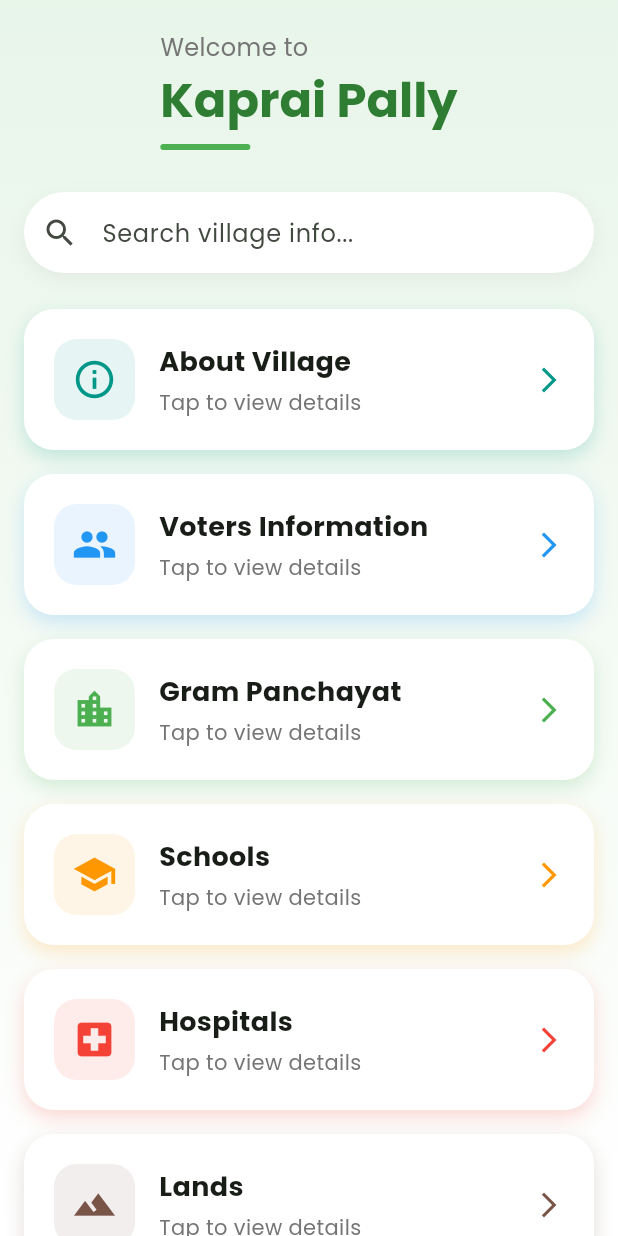
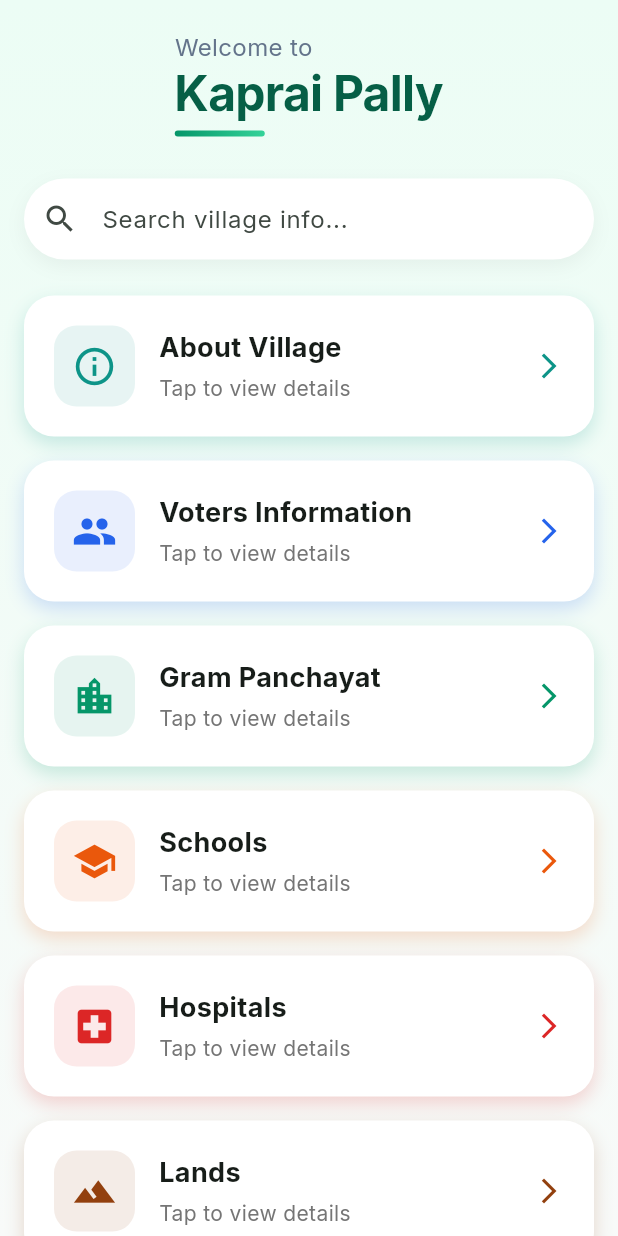
Before and after one commit to maheshbanda2005-netizen/villageapp, a Flutter app: the screen it shows after launch, on a phone screen of 412 x 824 dp. Run offline on Flutter 3.47's test engine with Material 3 defaults, Android fonts, the phone set to English and light mode, and no system bars; drawn by our look-alikes of animated_text_kit, flutter_animate; our stand-ins replace carousel_slider, google_fonts.

Commit message:
Modern redesign: Inter font, refreshed palette, faster animations, web loading splash
Co-Authored-By: Devin AI <158243242+devin-ai-integration[bot]@users.noreply.github.com>

```diff
--- a/lib/main.dart
+++ b/lib/main.dart
@@ -11,14 +11,31 @@ class MyApp extends StatelessWidget {
 
   @override
   Widget build(BuildContext context) {
+    const seedColor = Color(0xFF059669);
+    final colorScheme = ColorScheme.fromSeed(seedColor: seedColor);
+    final baseTheme = ThemeData(useMaterial3: true, colorScheme: colorScheme);
+
     return MaterialApp(
       title: 'Village Information System',
       debugShowCheckedModeBanner: false,
-      theme: ThemeData(
-        primarySwatch: Colors.green,
-        fontFamily: GoogleFonts.poppins().fontFamily,
-        useMaterial3: true,
-        colorScheme: ColorScheme.fromSeed(seedColor: Colors.green),
+      theme: baseTheme.copyWith(
+        textTheme: GoogleFonts.interTextTheme(baseTheme.textTheme),
+        scaffoldBackgroundColor: const Color(0xFFF8FAF9),
+        appBarTheme: AppBarTheme(
+          centerTitle: false,
+          elevation: 0,
+          titleTextStyle: GoogleFonts.inter(
+            fontSize: 20,
+            fontWeight: FontWeight.w600,
+            color: Colors.white,
+          ),
+        ),
+        cardTheme: CardThemeData(
+          elevation: 2,
+          surfaceTintColor: Colors.white,
+          shape: RoundedRectangleBorder(borderRadius: BorderRadius.circular(20)),
+        ),
+        snackBarTheme: const SnackBarThemeData(behavior: SnackBarBehavior.floating),
       ),
       home: const HomeScreen(),
     );
--- a/lib/screens/home_screen.dart
+++ b/lib/screens/home_screen.dart
@@ -1,3 +1,5 @@
+import 'dart:math' as math;
+
 import 'package:flutter/material.dart';
 import 'package:flutter_animate/flutter_animate.dart';
 import '../widgets/animated_header.dart';
@@ -25,67 +27,67 @@ class _HomeScreenState extends State<HomeScreen> with TickerProviderStateMixin {
     {
       'title': 'About Village',
       'icon': Icons.info_outline,
-      'color': Colors.teal,
+      'color': const Color(0xFF0D9488),
       'screen': const AboutScreen(),
     },
     {
       'title': 'Voters Information',
       'icon': Icons.people,
-      'color': Colors.blue,
+      'color': const Color(0xFF2563EB),
       'screen': const VoterScreen(),
     },
     {
       'title': 'Gram Panchayat',
       'icon': Icons.location_city,
-      'color': Colors.green,
+      'color': const Color(0xFF059669),
       'screen': const GrampanchayatScreen(),
     },
     {
       'title': 'Schools',
       'icon': Icons.school,
-      'color': Colors.orange,
+      'color': const Color(0xFFEA580C),
       'screen': const SchoolScreen(),
     },
     {
       'title': 'Hospitals',
       'icon': Icons.local_hospital,
-      'color': Colors.red,
+      'color': const Color(0xFFDC2626),
       'screen': const HospitalScreen(),
     },
     {
       'title': 'Lands',
       'icon': Icons.landscape,
-      'color': Colors.brown,
+      'color': const Color(0xFF92400E),
       'screen': const LandScreen(),
     },
     {
       'title': 'Crops',
       'icon': Icons.grass,
-      'color': Colors.green,
+      'color': const Color(0xFF16A34A),
       'screen': const CropScreen(),
     },
     {
       'title': 'Village Services',
       'icon': Icons.settings_suggest,
-      'color': Colors.indigo,
+      'color': const Color(0xFF4F46E5),
       'screen': const ServicesScreen(),
     },
     {
       'title': 'Local Directory',
       'icon': Icons.contact_phone,
-      'color': Colors.teal,
+      'color': const Color(0xFF0891B2),
       'screen': const DirectoryScreen(),
     },
     {
       'title': 'Complaints',
       'icon': Icons.report_problem,
-      'color': Colors.red,
+      'color': const Color(0xFFE11D48),
       'screen': const ComplaintScreen(),
     },
     {
       'title': 'Village Gallery',
       'icon': Icons.photo_library,
-      'color': Colors.deepPurple,
+      'color': const Color(0xFF7C3AED),
       'screen': const GalleryScreen(),
     },
   ];
@@ -119,10 +121,10 @@ class _HomeScreenState extends State<HomeScreen> with TickerProviderStateMixin {
     return Scaffold(
       body: Container(
         decoration: BoxDecoration(
-          gradient: LinearGradient(
+          gradient: const LinearGradient(
             begin: Alignment.topCenter,
             end: Alignment.bottomCenter,
-            colors: [Colors.green.shade50, Colors.white],
+            colors: [Color(0xFFECFDF5), Color(0xFFF8FAF9)],
           ),
         ),
         child: SafeArea(
@@ -269,7 +271,7 @@ class _HomeScreenState extends State<HomeScreen> with TickerProviderStateMixin {
                 ),
               ],
             ),
-          ).animate().fadeIn(delay: (100 * index).ms).slideX(),
+          ).animate().fadeIn(delay: math.min(50 * index, 350).ms).slideX(),
         ),
       ),
     );
--- a/lib/widgets/animated_header.dart
+++ b/lib/widgets/animated_header.dart
@@ -15,20 +15,24 @@ class AnimatedHeader extends StatelessWidget {
         children: [
           Text(
             "Welcome to",
-            style: GoogleFonts.poppins(
+            style: GoogleFonts.inter(
               fontSize: 16,
-              color: Colors.grey[600],
+              color: const Color(0xFF64748B),
             ),
           ),
           DefaultTextStyle(
-            style: GoogleFonts.poppins(
+            style: GoogleFonts.inter(
               fontSize: 32,
-              fontWeight: FontWeight.bold,
-              color: Colors.green[800],
+              fontWeight: FontWeight.w700,
+              color: const Color(0xFF065F46),
+              letterSpacing: -0.5,
             ),
             child: AnimatedTextKit(
               animatedTexts: [
-                TypewriterAnimatedText(VillageData.villageInfo['name']),
+                TypewriterAnimatedText(
+                  VillageData.villageInfo['name'],
+                  speed: const Duration(milliseconds: 60),
+                ),
               ],
               isRepeatingAnimation: false,
             ),
@@ -38,7 +42,9 @@ class AnimatedHeader extends StatelessWidget {
             height: 4,
             width: 60,
             decoration: BoxDecoration(
-              color: Colors.green,
+              gradient: const LinearGradient(
+                colors: [Color(0xFF059669), Color(0xFF34D399)],
+              ),
               borderRadius: BorderRadius.circular(2),
             ),
           ),
```
Also changed, not shown: 1 other file.
